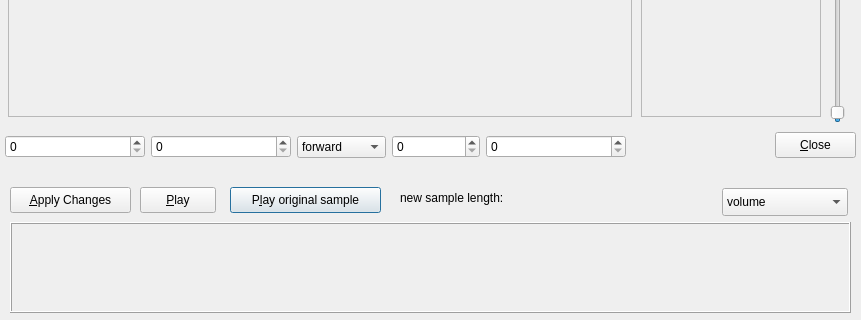
Old version of the form gui/src/SampleEditor/SampleEditor_UI.ui in the repository hydrogen-music/hydrogen; both pictures show x 0 to 861 and y 163 to 483 of the 861 by 483 pixel window.
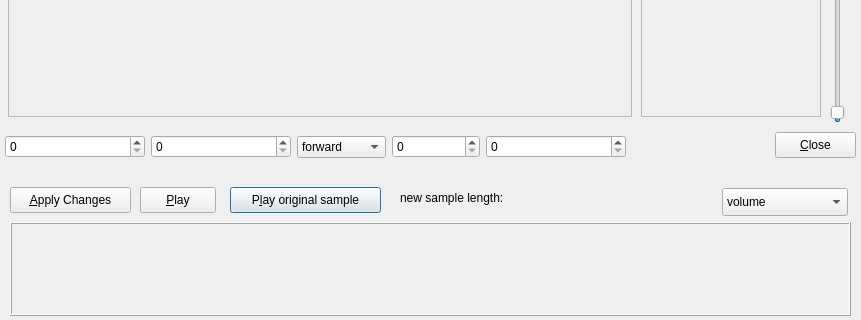
New version of the form.

```diff
--- a/gui/src/SampleEditor/SampleEditor_UI.ui
+++ b/gui/src/SampleEditor/SampleEditor_UI.ui
@@ -12,13 +12,13 @@
   <property name="windowTitle" >
    <string>Dialog</string>
   </property>
-  <widget class="QFrame" name="targetSampleView" >
-   <property name="geometry" >
+  <widget class="QFrame" name="targetSampleView">
+   <property name="geometry">
     <rect>
      <x>10</x>
      <y>385</y>
      <width>841</width>
-     <height>91</height>
+     <height>94</height>
     </rect>
    </property>
    <property name="cursor" >
```
Left out of the diff: 143 changed lines with no effect on the pictures.
